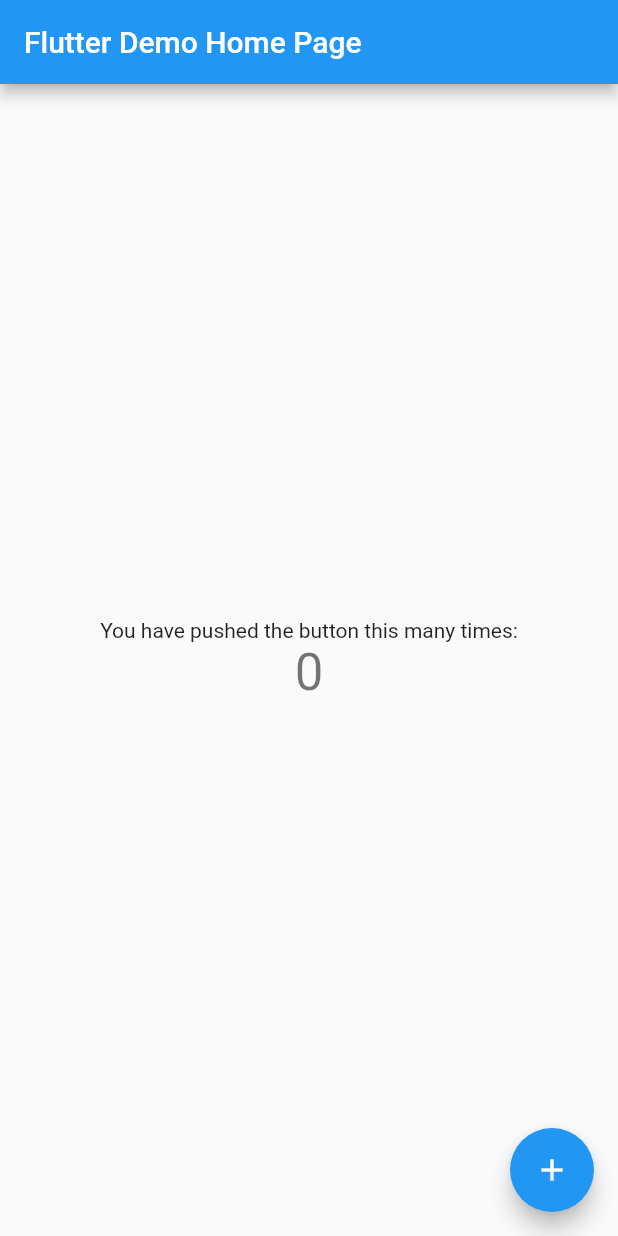
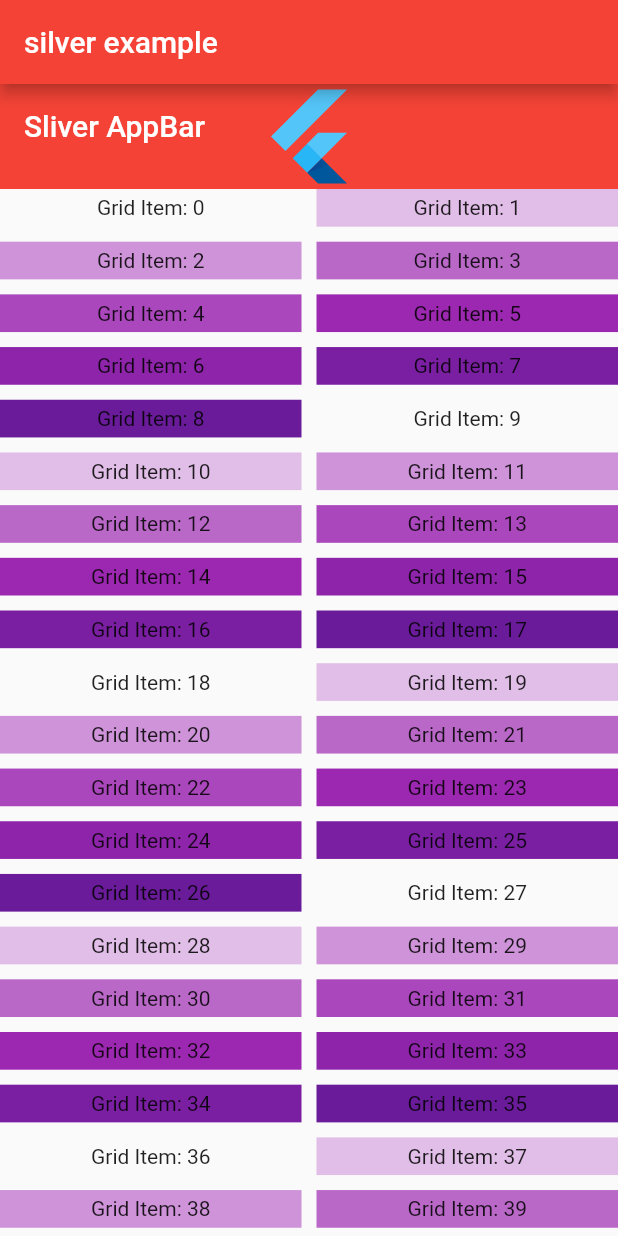
Before and after one commit to imssurya/silver, a Flutter app: the screen it shows after launch, on a phone screen of 412 x 824 dp. Run offline on Flutter 3.47's test engine with Material 2 defaults, Android fonts, the phone set to English and light mode, and no system bars.

Commit message:
sliver example

```diff
--- /dev/null
+++ b/lib/homepage.dart
@@ -0,0 +1,46 @@
+import 'package:flutter/material.dart';
+
+class MyHomePage extends StatefulWidget {
+  @override
+  _MyHomePageState createState() => _MyHomePageState();
+}
+
+class _MyHomePageState extends State<MyHomePage> {
+  @override
+  Widget build(BuildContext context) {
+    return Scaffold(
+      appBar: AppBar(
+        title: Text('silver example'),
+      ),
+      body: CustomScrollView(
+        slivers: <Widget>[
+          SliverAppBar(
+            title: Text('Sliver AppBar'),
+            floating: true,
+            pinned: false,
+            expandedHeight: 70.0,
+            flexibleSpace: FlexibleSpaceBar(
+              background: FlutterLogo(),
+            ),
+          ),
+          SliverGrid(
+            delegate:
+                SliverChildBuilderDelegate((BuildContext context, int index) {
+              return Container(
+                alignment: Alignment.center,
+                color: Colors.purple[100 * (index % 9)],
+                child: Text('Grid Item: $index'),
+              );
+            }, childCount: 100),
+            gridDelegate: SliverGridDelegateWithMaxCrossAxisExtent(
+              maxCrossAxisExtent: 200.0,
+              mainAxisSpacing: 10.0,
+              crossAxisSpacing: 10.0,
+              childAspectRatio: 8.0,
+            ),
+          ),
+        ],
+      ),
+    );
+  }
+}
--- a/lib/main.dart
+++ b/lib/main.dart
@@ -1,117 +1,17 @@
 import 'package:flutter/material.dart';
+import 'package:silver/homepage.dart';
 
 void main() {
   runApp(MyApp());
 }
 
 class MyApp extends StatelessWidget {
-  // This widget is the root of your application.
   @override
   Widget build(BuildContext context) {
     return MaterialApp(
-      title: 'Flutter Demo',
-      theme: ThemeData(
-        // This is the theme of your application.
-        //
-        // Try running your application with "flutter run". You'll see the
-        // application has a blue toolbar. Then, without quitting the app, try
-        // changing the primarySwatch below to Colors.green and then invoke
-        // "hot reload" (press "r" in the console where you ran "flutter run",
-        // or simply save your changes to "hot reload" in a Flutter IDE).
-        // Notice that the counter didn't reset back to zero; the application
-        // is not restarted.
-        primarySwatch: Colors.blue,
-        // This makes the visual density adapt to the platform that you run
-        // the app on. For desktop platforms, the controls will be smaller and
-        // closer together (more dense) than on mobile platforms.
-        visualDensity: VisualDensity.adaptivePlatformDensity,
-      ),
-      home: MyHomePage(title: 'Flutter Demo Home Page'),
+      title: 'Silvers Demo',
+      theme: ThemeData(primarySwatch: Colors.red),
+      home: MyHomePage(),
     );
   }
 }
-
-class MyHomePage extends StatefulWidget {
-  MyHomePage({Key key, this.title}) : super(key: key);
-
-  // This widget is the home page of your application. It is stateful, meaning
-  // that it has a State object (defined below) that contains fields that affect
-  // how it looks.
-
-  // This class is the configuration for the state. It holds the values (in this
-  // case the title) provided by the parent (in this case the App widget) and
-  // used by the build method of the State. Fields in a Widget subclass are
-  // always marked "final".
-
-  final String title;
-
-  @override
-  _MyHomePageState createState() => _MyHomePageState();
-}
-
-class _MyHomePageState extends State<MyHomePage> {
-  int _counter = 0;
-
-  void _incrementCounter() {
-    setState(() {
-      // This call to setState tells the Flutter framework that something has
-      // changed in this State, which causes it to rerun the build method below
-      // so that the display can reflect the updated values. If we changed
-      // _counter without calling setState(), then the build method would not be
-      // called again, and so nothing would appear to happen.
-      _counter++;
-    });
-  }
-
-  @override
-  Widget build(BuildContext context) {
-    // This method is rerun every time setState is called, for instance as done
-    // by the _incrementCounter method above.
-    //
-    // The Flutter framework has been optimized to make rerunning build methods
-    // fast, so that you can just rebuild anything that needs updating rather
-    // than having to individually change instances of widgets.
-    return Scaffold(
-      appBar: AppBar(
-        // Here we take the value from the MyHomePage object that was created by
-        // the App.build method, and use it to set our appbar title.
-        title: Text(widget.title),
-      ),
-      body: Center(
-        // Center is a layout widget. It takes a single child and positions it
-        // in the middle of the parent.
-        child: Column(
-          // Column is also a layout widget. It takes a list of children and
-          // arranges them vertically. By default, it sizes itself to fit its
-          // children horizontally, and tries to be as tall as its parent.
-          //
-          // Invoke "debug painting" (press "p" in the console, choose the
-          // "Toggle Debug Paint" action from the Flutter Inspector in Android
-          // Studio, or the "Toggle Debug Paint" command in Visual Studio Code)
-          // to see the wireframe for each widget.
-          //
-          // Column has various properties to control how it sizes itself and
-          // how it positions its children. Here we use mainAxisAlignment to
-          // center the children vertically; the main axis here is the vertical
-          // axis because Columns are vertical (the cross axis would be
-          // horizontal).
-          mainAxisAlignment: MainAxisAlignment.center,
-          children: <Widget>[
-            Text(
-              'You have pushed the button this many times:',
-            ),
-            Text(
-              '$_counter',
-              style: Theme.of(context).textTheme.headline4,
-            ),
-          ],
-        ),
-      ),
-      floatingActionButton: FloatingActionButton(
-        onPressed: _incrementCounter,
-        tooltip: 'Increment',
-        child: Icon(Icons.add),
-      ), // This trailing comma makes auto-formatting nicer for build methods.
-    );
-  }
-}
```
Also changed, not shown: 2 other files.
